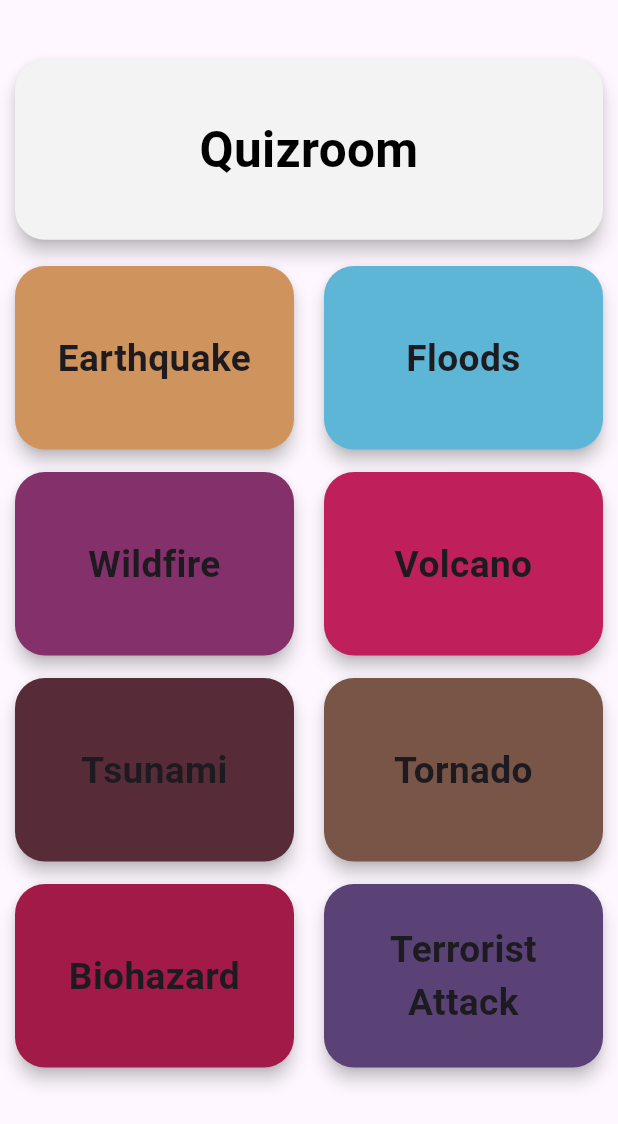
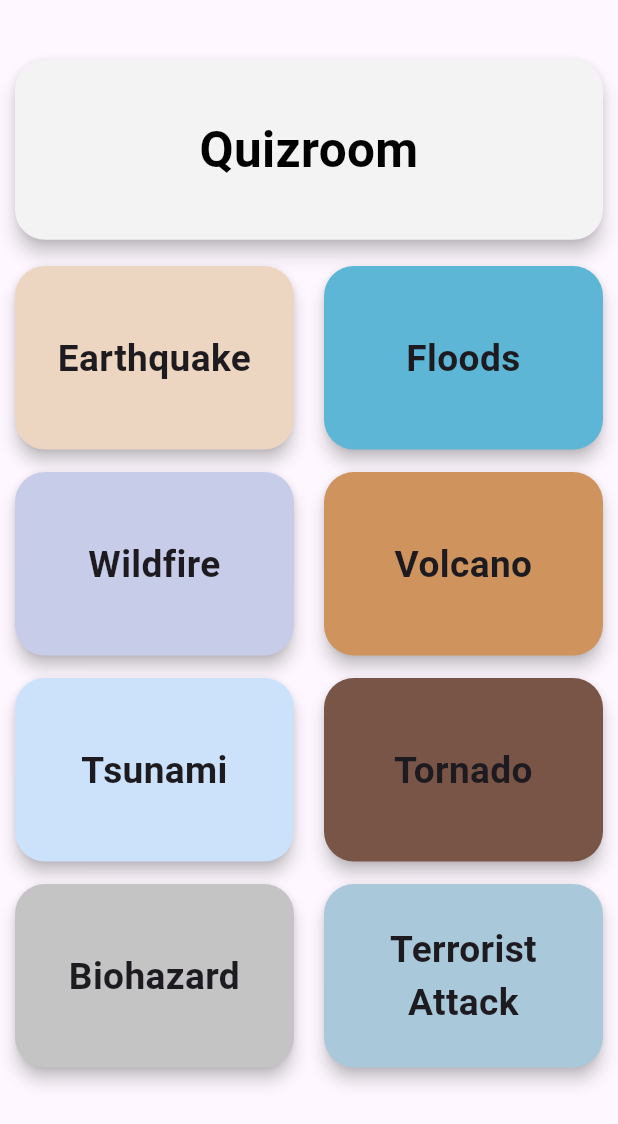
Before and after one commit to aronmilojevic/RedResQ_App, a Flutter app: the QuizRoom screen opened directly, on a phone screen of 412 x 824 dp. Shown: the top 1124 px of the screen. Run offline on Flutter 3.47's test engine with Material 3 defaults, Android fonts, the phone set to English and light mode, and no system bars; our stand-ins replace connectivity, flutter_local_notifications, shared_preferences; accounts and stored records are empty.

Commit message:
weg weg weg

```diff
--- a/lib/application/Module_Ressources/modules_page.dart
+++ b/lib/application/Module_Ressources/modules_page.dart
@@ -8,7 +8,7 @@ import 'package:redresq_app/API_Ressources/Moduless/book.dart';
 
 class DynamicDisasterPage extends StatefulWidget {
   final String disasterType;
-  final int pageIndex; // Add this parameter
+  final int pageIndex;
 
   DynamicDisasterPage({
     Key? key,
--- a/lib/application/answer_card.dart
+++ b/lib/application/answer_card.dart
@@ -5,13 +5,13 @@ class AnswerCard extends StatefulWidget {
   final String title;
   final bool isCorrect;
   final VoidCallback onPressed;
-  final Function(bool) onAnswer; // Define the callback function here
+  final Function(bool) onAnswer;
 
   AnswerCard({
     required this.title,
     required this.isCorrect,
     required this.onPressed,
-    required this.onAnswer, // Add this line
+    required this.onAnswer,
     Key? key,
   }) : super(key: key);
 
--- a/lib/application/answer_card_correct.dart
+++ b/lib/application/answer_card_correct.dart
@@ -3,7 +3,7 @@ import 'package:redresq_app/components/my_colors.dart';
 
 class AnswerCardCorrect extends StatelessWidget {
   final String title;
-  final bool isCorrect; // New property
+  final bool isCorrect;
   final VoidCallback onPressed;
 
   const AnswerCardCorrect({
--- a/lib/application/answer_card_false.dart
+++ b/lib/application/answer_card_false.dart
@@ -3,7 +3,7 @@ import 'package:redresq_app/components/my_colors.dart';
 
 class AnswerCardFalse extends StatelessWidget {
   final String title;
-  final bool isCorrect; // New property
+  final bool isCorrect;
   final VoidCallback onPressed;
 
   const AnswerCardFalse({
--- a/lib/application/dashboard_card.dart
+++ b/lib/application/dashboard_card.dart
@@ -41,7 +41,7 @@ class DashboardCard extends StatelessWidget {
                     style: TextStyle(
                       color: Colors.black,
                       fontWeight: FontWeight.bold,
-                      fontSize: cardWidth * 0.07, // Adjust the factor as needed
+                      fontSize: cardWidth * 0.07,
                     ),
                     textAlign: TextAlign.center,
                   ),
@@ -53,7 +53,7 @@ class DashboardCard extends StatelessWidget {
                     content,
                     style: TextStyle(
                       color: Colors.black,
-                      fontSize: cardWidth * 0.5, // Adjust the factor as needed
+                      fontSize: cardWidth * 0.5,
                     ),
                     textAlign: TextAlign.center,
                   ),
--- a/lib/application/module_navbar.dart
+++ b/lib/application/module_navbar.dart
@@ -134,7 +134,7 @@ class BlankPage extends StatelessWidget {
   @override
   Widget build(BuildContext context) {
     return Scaffold(
-      body: Container(), // Blank page
+      body: Container(),
     );
   }
 }
--- a/lib/application/question_page.dart
+++ b/lib/application/question_page.dart
@@ -119,7 +119,6 @@ class _QuestionPageState extends State<QuestionPage> {
       );
 
       if (response.statusCode == 200) {
-        // Store the response somewhere if needed
         final Map<String, dynamic> jsonResponse = jsonDecode(response.body);
         print('Response from API: $jsonResponse');
       } else {
--- a/lib/application/quizroom.dart
+++ b/lib/application/quizroom.dart
@@ -49,29 +49,28 @@ class QuizRoom extends StatelessWidget {
                         mainAxisAlignment: MainAxisAlignment.spaceEvenly,
                         children: [
                           QuizCard(
-                              title: 'Earthquake', myColors: Color(0xFFCF945D)),
+                              title: 'Earthquake', myColors: Color(0xFFEDD6C1)),
                           QuizCard(
-                              title: 'Wildfire', myColors: Color(0xFF84306a)),
+                              title: 'Wildfire', myColors: Color(0xFFC7CDE8)),
                           QuizCard(
-                              title: 'Tsunami', myColors: Color(0xFF582b39)),
+                              title: 'Tsunami', myColors: Color(0xFFCCE1FA)),
                           QuizCard(
-                              title: 'Biohazard', myColors: Color(0xFFa21a47)),
+                              title: 'Biohazard', myColors: Color(0xFFC4C4C4)),
                         ],
                       ),
                     ),
                     Expanded(
                       child: Column(
-                        //mainAxisAlignment: MainAxisAlignment.spaceEvenly,
                         children: [
                           QuizCard(
                               title: 'Floods', myColors: Color(0xFF5db6d6)),
                           QuizCard(
-                              title: 'Volcano', myColors: Color(0xFFbf1f5a)),
+                              title: 'Volcano', myColors: Color(0xFFCF945D)),
                           QuizCard(
                               title: 'Tornado', myColors: Color(0xFF795548)),
                           QuizCard(
                               title: 'Terrorist Attack',
-                              myColors: Color(0xFF5a4277)),
+                              myColors: Color(0xFFA9C9DB)),
                         ],
                       ),
                     ),
```
Also changed, not shown: lib/application/Module_Ressources/table_of_contents.dart (+1 -12 lines), lib/application/modulescard.dart (+9 -11 lines), lib/application/newsroom.dart (+5 -11 lines).
